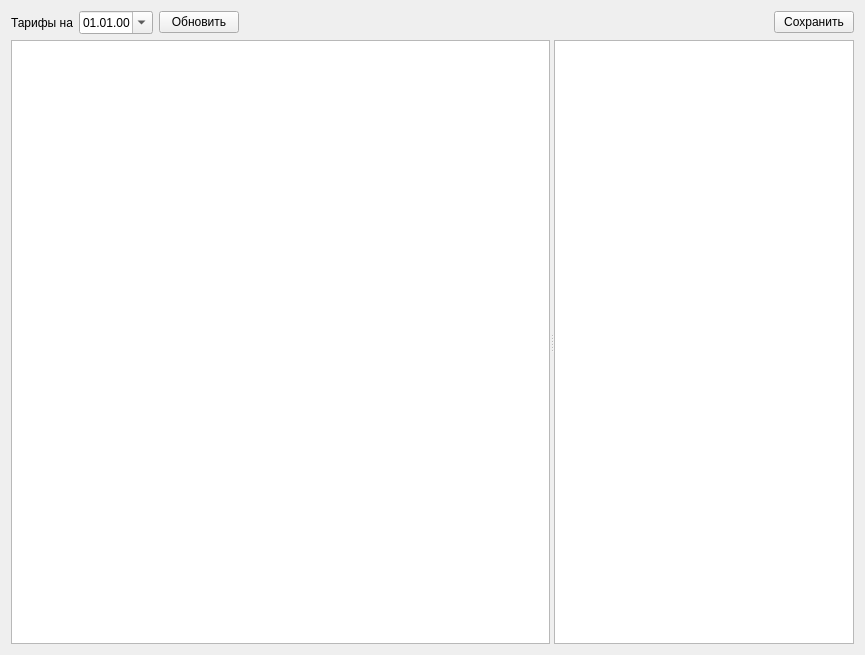
Above: formreptarif.ui from Sergeyego/el_zp before the change. Below: the same form after it.
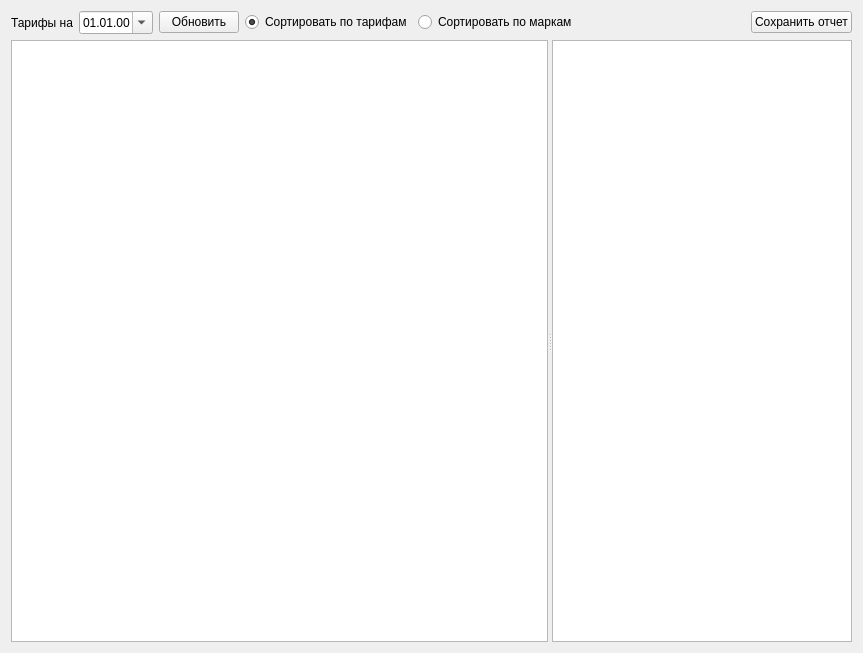
That is the form after the change. Custom widgets are drawn as their Qt base class.

Commit message: Отчет по тарифам

What changed in the file:
```diff
--- a/formreptarif.ui
+++ b/formreptarif.ui
@@ -6,8 +6,8 @@
    <rect>
     <x>0</x>
     <y>0</y>
-    <width>865</width>
-    <height>655</height>
+    <width>863</width>
+    <height>653</height>
    </rect>
   </property>
   <property name="windowTitle">
@@ -40,6 +40,23 @@
        </property>
       </widget>
      </item>
+     <item>
+      <widget class="QRadioButton" name="radioButtonTarif">
+       <property name="text">
+        <string>Сортировать по тарифам</string>
+       </property>
+       <property name="checked">
+        <bool>true</bool>
+       </property>
+      </widget>
+     </item>
+     <item>
+      <widget class="QRadioButton" name="radioButtonMark">
+       <property name="text">
+        <string>Сортировать по маркам</string>
+       </property>
+      </widget>
+     </item>
      <item>
       <spacer name="horizontalSpacer">
        <property name="orientation">
@@ -56,7 +73,7 @@
      <item>
       <widget class="QPushButton" name="pushButtonSave">
        <property name="text">
-        <string>Сохранить</string>
+        <string>Сохранить отчет</string>
        </property>
       </widget>
      </item>
```
The commit also changes 1 other file.
